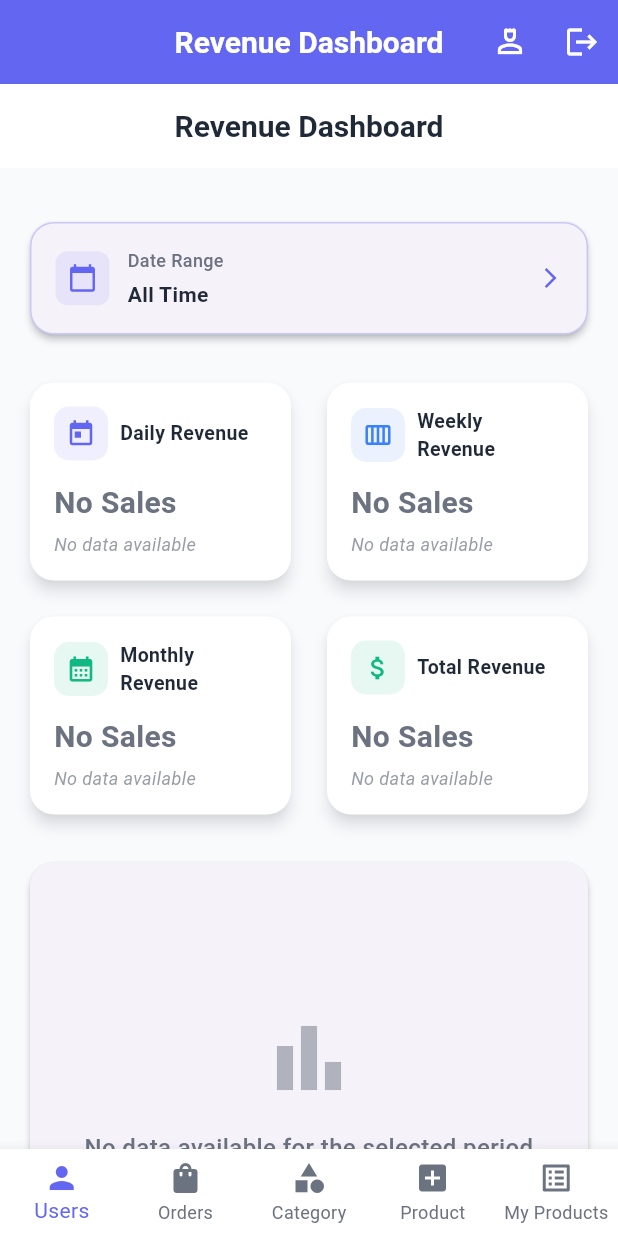
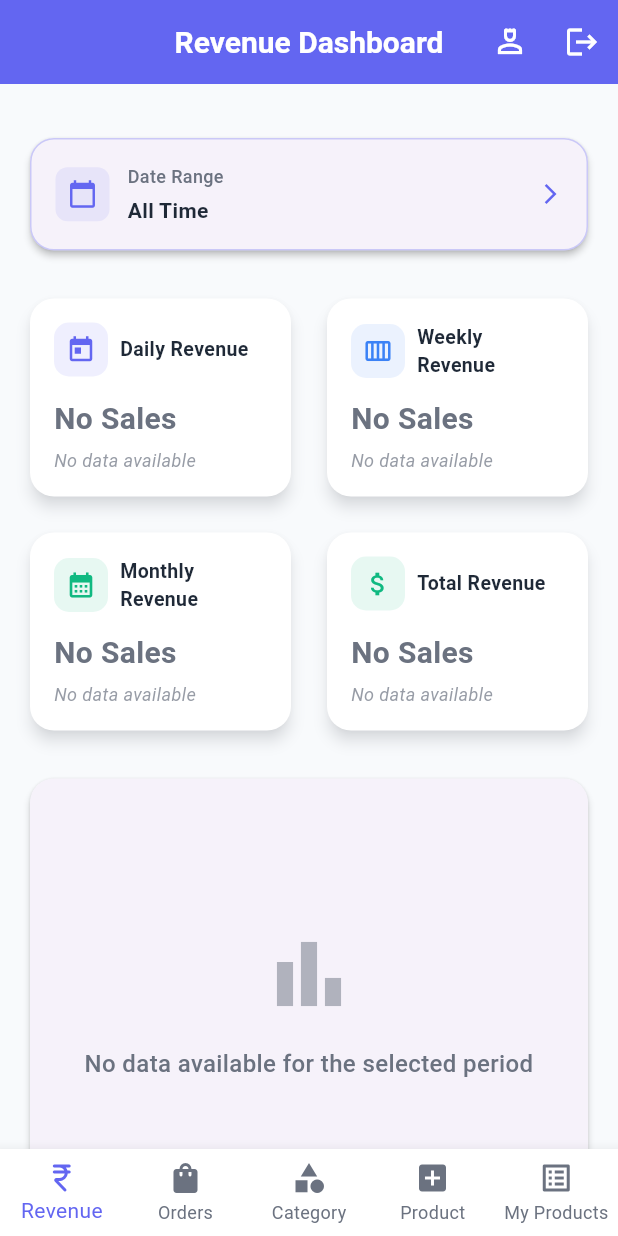
Before and after one commit to JomonJohnson9567/Mini-Wheels_admin_, a Flutter app: the screen it shows after launch, on a phone screen of 412 x 824 dp. Run offline on Flutter 3.47's test engine with Material 3 defaults, Android fonts, the phone set to English and light mode, and no system bars; our stand-ins replace bloc, cloud_firestore, equatable, firebase_auth, firebase_core, fl_chart and 3 more; accounts and stored records are empty.

Commit message:
Revenue icons

```diff
--- a/lib/screens/admin_screen/admin_screen.dart
+++ b/lib/screens/admin_screen/admin_screen.dart
@@ -78,6 +78,8 @@ class AdminDashboard extends StatelessWidget {
                 ? const ShimmerPlaceholder()
                 : _screens[selectedIndex],
             bottomNavigationBar: BottomNavigationBar(
+
+
               type: BottomNavigationBarType.fixed,
               backgroundColor: whiteColor,
               selectedItemColor: primaryColor,
@@ -88,8 +90,8 @@ class AdminDashboard extends StatelessWidget {
               },
               items: const [
                 BottomNavigationBarItem(
-                  icon: Icon(Icons.person),
-                  label: 'Users',
+                  icon: Icon(Icons.currency_rupee_rounded),
+                  label: 'Revenue',
                 ),
                 BottomNavigationBarItem(
                   // 👈 NEW
--- a/lib/screens/revenue/revenue.dart
+++ b/lib/screens/revenue/revenue.dart
@@ -7,11 +7,9 @@ import 'package:mini_wheelz/bloc/revenue_event.dart';
 import 'package:mini_wheelz/bloc/revenue_state.dart';
 import 'package:mini_wheelz/bloc/revenue_repository.dart';
 import 'package:mini_wheelz/core/colors.dart';
-import 'package:mini_wheelz/screens/revenue/widget/chart_selection.dart';
-import 'package:mini_wheelz/screens/revenue/widget/format_currency.dart';
+
 import 'package:mini_wheelz/screens/revenue/widget/layouts.dart';
 import 'package:mini_wheelz/widgets/responsive.dart';
-import 'package:shimmer/shimmer.dart';
 
 import 'package:intl/intl.dart';
 
@@ -25,15 +23,7 @@ class EarningsScreen extends StatelessWidget {
           RevenueBloc(RevenueRepository())..add(LoadRevenueEvent()),
       child: Scaffold(
         backgroundColor: backgroundColor,
-        appBar: AppBar(
-          title: const Text(
-            'Revenue Dashboard',
-            style: TextStyle(fontWeight: FontWeight.bold, color: textPrimary),
-          ),
-          backgroundColor: whiteColor,
-          elevation: 0,
-          iconTheme: const IconThemeData(color: textPrimary),
-        ),
+
         body: ResponsiveLayout(
           mobile: (_) => buildMobileLayout(context),
           tablet: (_) => buildTabletLayout(context),
```
